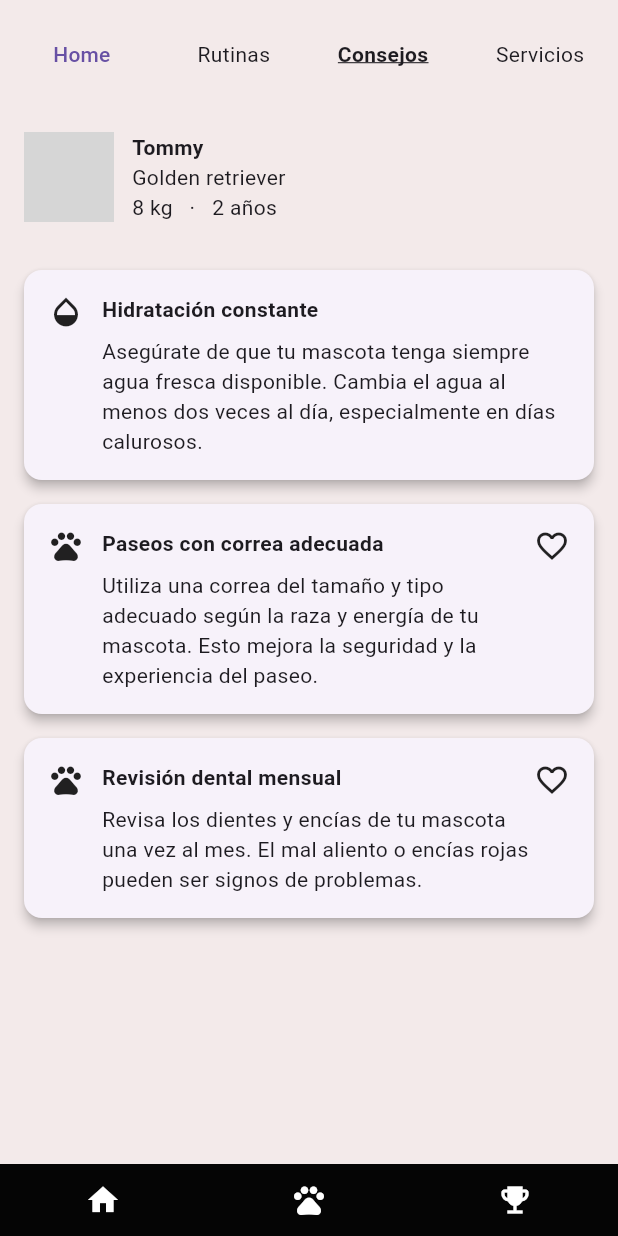
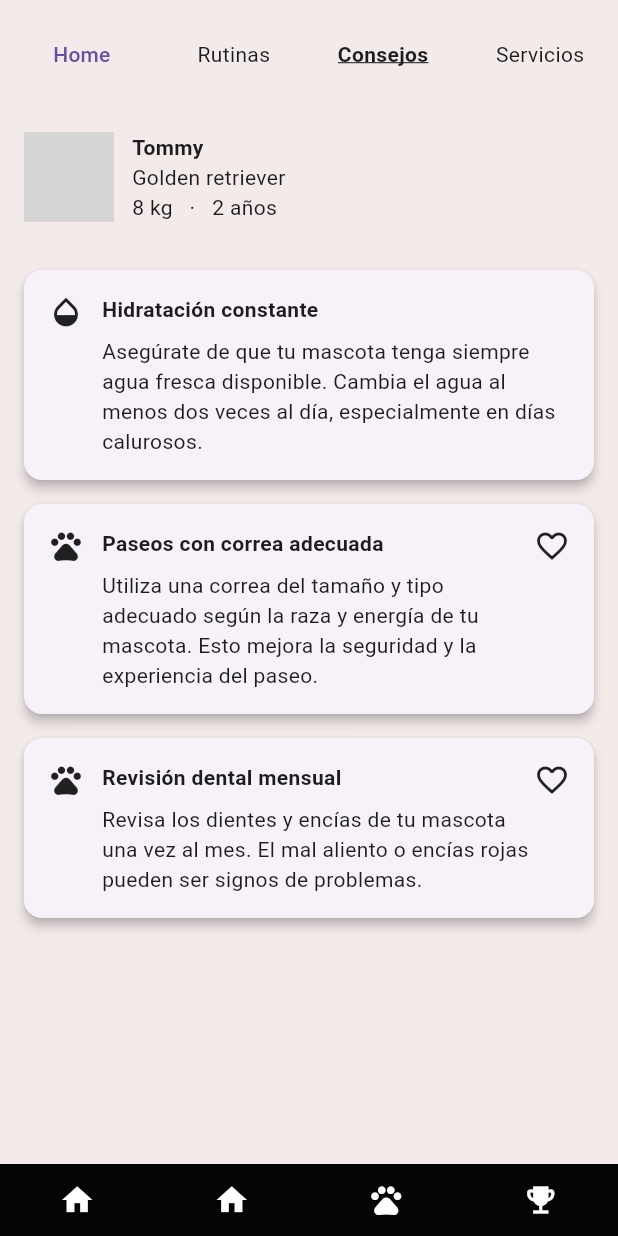
Before and after one commit to jmacabrera/Patania, a Flutter app: the Consejos screen opened directly, on a phone screen of 412 x 824 dp. Run offline on Flutter 3.47's test engine with Material 3 defaults, Android fonts, the phone set to English and light mode, and no system bars; grey boxes are pictures that could not be loaded.

Commit message:
Update consejos.dart

```diff
--- a/lib/consejos.dart
+++ b/lib/consejos.dart
@@ -104,6 +104,12 @@ class _ConsejosState extends State<Consejos> {
               child: Row(
                 mainAxisAlignment: MainAxisAlignment.spaceAround,
                 children: [
+                  GestureDetector(
+                    onTap: () {
+                      Navigator.pushReplacementNamed(context, 'HomeScreen');
+                      },
+                      child: Icon(Icons.home, color: Colors.white),
+                  ),
                   Icon(Icons.home, color: Colors.white),
                   Icon(Icons.pets,
                       color:
```
